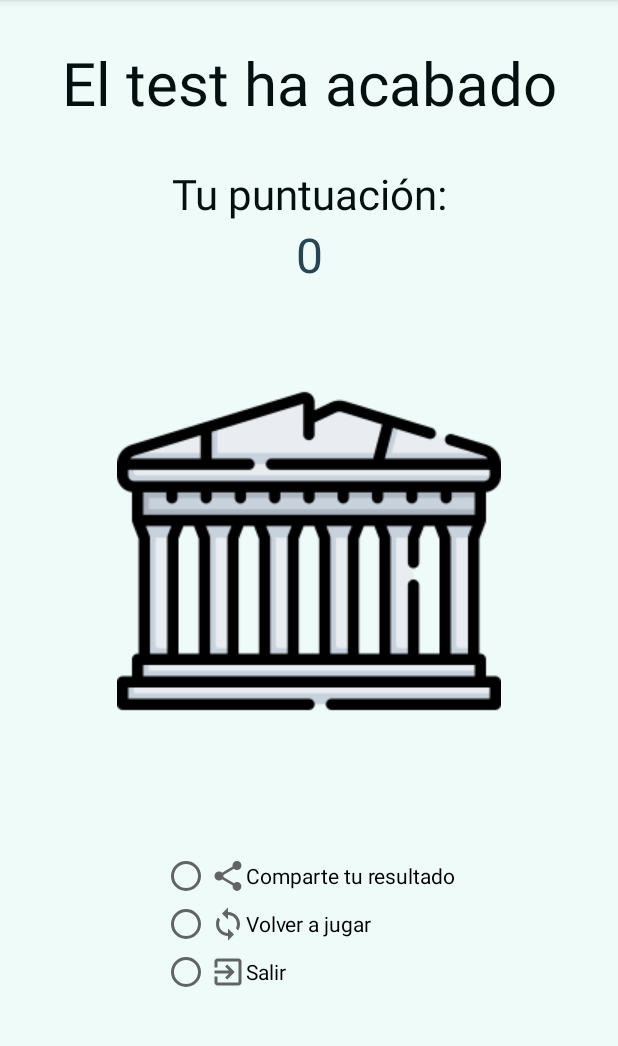
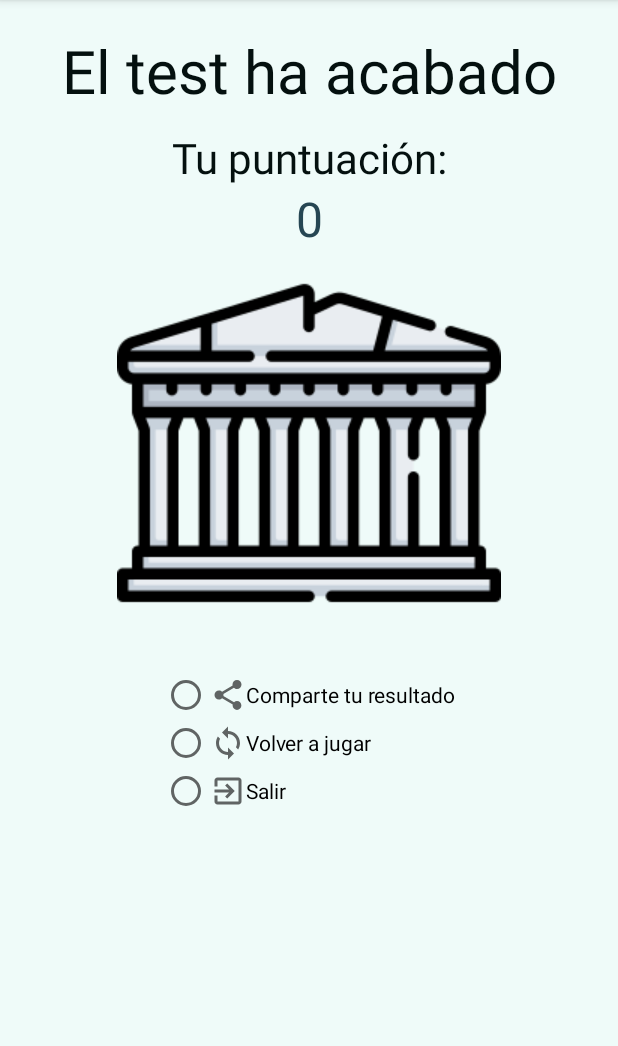
Before and after one commit to AlbertoSierraLopez/Laboratorio_Dispositivos_Moviles, an Android app: the ResultadosActivity screen opened directly, with no data from a screen before it, on a phone screen of 412 x 824 dp, the part 84-1130 px from its top. Run offline under Robolectric (Android 15) with nearby library versions, the phone set to English and light mode, and no system bars.

Commit message:
Cambio en los layouts

```diff
--- a/app/src/main/res/layout/activity_resultados.xml
+++ b/app/src/main/res/layout/activity_resultados.xml
@@ -1,58 +1,46 @@
 <?xml version="1.0" encoding="utf-8"?>
-<androidx.constraintlayout.widget.ConstraintLayout xmlns:android="http://schemas.android.com/apk/res/android"
+<LinearLayout xmlns:android="http://schemas.android.com/apk/res/android"
     xmlns:app="http://schemas.android.com/apk/res-auto"
     xmlns:tools="http://schemas.android.com/tools"
     android:layout_width="match_parent"
     android:layout_height="match_parent"
     android:background="#EFFBF9"
+    android:orientation="vertical"
     tools:context=".ResultadosActivity">
 
     <TextView
         android:id="@+id/txtFinal"
-        android:layout_width="wrap_content"
+        android:layout_width="match_parent"
         android:layout_height="wrap_content"
-        android:layout_marginTop="28dp"
+        android:layout_marginTop="20dp"
         android:gravity="center"
         android:text="@string/stringFinal"
         android:textColor="#04100F"
-        android:textSize="40sp"
-        app:layout_constraintEnd_toEndOf="parent"
-        app:layout_constraintStart_toStartOf="parent"
-        app:layout_constraintTop_toTopOf="parent" />
+        android:textSize="40sp" />
 
     <TextView
         android:id="@+id/txtPuntuacion"
-        android:layout_width="wrap_content"
+        android:layout_width="match_parent"
         android:layout_height="wrap_content"
-        android:layout_marginTop="28dp"
+        android:layout_marginTop="12dp"
         android:gravity="center"
         android:text="@string/txtPuntuacion"
         android:textColor="#04100F"
-        android:textSize="28sp"
-        app:layout_constraintEnd_toEndOf="parent"
-        app:layout_constraintStart_toStartOf="parent"
-        app:layout_constraintTop_toBottomOf="@+id/txtFinal" />
+        android:textSize="28sp" />
 
     <TextView
         android:id="@+id/txtResultado"
-        android:layout_width="wrap_content"
+        android:layout_width="match_parent"
         android:layout_height="wrap_content"
         android:gravity="center"
         android:textColor="#264653"
-        android:textSize="32sp"
-        app:layout_constraintEnd_toEndOf="@+id/txtPuntuacion"
-        app:layout_constraintStart_toStartOf="@+id/txtPuntuacion"
-        app:layout_constraintTop_toBottomOf="@+id/txtPuntuacion" />
+        android:textSize="32sp" />
 
     <ImageView
         android:id="@+id/imgPartenon"
-        android:layout_width="wrap_content"
+        android:layout_width="match_parent"
         android:layout_height="wrap_content"
         android:contentDescription="@string/imgPartenonDescription"
-        app:layout_constraintBottom_toTopOf="@+id/radioGroupResultados"
-        app:layout_constraintEnd_toEndOf="parent"
-        app:layout_constraintStart_toStartOf="parent"
-        app:layout_constraintTop_toBottomOf="@+id/txtResultado"
         app:srcCompat="@drawable/partenon" />
 
     <RadioGroup
@@ -60,11 +48,8 @@
         android:layout_width="wrap_content"
         android:layout_height="wrap_content"
         android:layout_marginTop="24dp"
-        android:layout_marginBottom="56dp"
-        app:layout_constraintBottom_toBottomOf="parent"
-        app:layout_constraintEnd_toEndOf="parent"
-        app:layout_constraintStart_toStartOf="parent"
-        app:layout_constraintTop_toBottomOf="@+id/imgPartenon">
+        android:layout_gravity="center_horizontal"
+        android:layout_marginBottom="56dp">
 
         <RadioButton
             android:id="@+id/radioCompartir"
@@ -95,4 +80,4 @@
 
     </RadioGroup>
 
-</androidx.constraintlayout.widget.ConstraintLayout>
+</LinearLayout>
```
